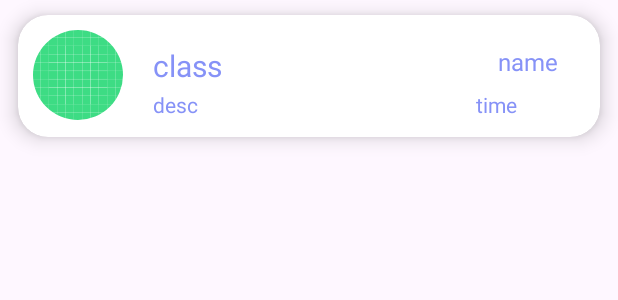
After one commit to popo1106/MyApplication, an Android app: the layout card_task.xml on its own in the app's theme, with its tools: preview values and no code run, on a phone screen of 412 x 824 dp. The commit adds this screen. Shown: the top 300 px of the screen. Run offline under Robolectric (Android 15) with nearby library versions, the phone set to English and light mode, and no system bars.

Commit message:
add tasklist

```diff
--- a/app/build.gradle.kts
+++ b/app/build.gradle.kts
@@ -37,12 +37,15 @@ dependencies {
     implementation("com.google.firebase:firebase-database:20.3.0")
     implementation("com.google.firebase:firebase-auth:22.2.0")
     implementation("com.google.firebase:firebase-storage:20.3.0")
+    implementation("com.google.firebase:firebase-firestore:24.10.0")
     testImplementation("junit:junit:4.13.2")
     androidTestImplementation("androidx.test.ext:junit:1.1.5")
     androidTestImplementation("androidx.test.espresso:espresso-core:3.5.1")
     implementation(platform("com.google.firebase:firebase-bom:32.4.0"))
     implementation("com.google.firebase:firebase-analytics")
     implementation ("de.hdodenhof:circleimageview:3.1.0")
-
+    implementation ("com.github.bumptech.glide:glide:4.14.2")
+    annotationProcessor ("com.github.bumptech.glide:compiler:4.14.2")
+    implementation ("com.github.clans:fab:1.6.4")
 
 }
--- /dev/null
+++ b/app/src/main/res/drawable/baseline_delete_24.xml
@@ -0,0 +1,5 @@
+<vector android:height="24dp" android:tint="#000000"
+    android:viewportHeight="24" android:viewportWidth="24"
+    android:width="24dp" xmlns:android="http://schemas.android.com/apk/res/android">
+    <path android:fillColor="@android:color/white" android:pathData="M6,19c0,1.1 0.9,2 2,2h8c1.1,0 2,-0.9 2,-2V7H6v12zM19,4h-3.5l-1,-1h-5l-1,1H5v2h14V4z"/>
+</vector>
--- /dev/null
+++ b/app/src/main/res/drawable/baseline_edit_24.xml
@@ -0,0 +1,5 @@
+<vector android:height="24dp" android:tint="#000000"
+    android:viewportHeight="24" android:viewportWidth="24"
+    android:width="24dp" xmlns:android="http://schemas.android.com/apk/res/android">
+    <path android:fillColor="@android:color/white" android:pathData="M3,17.25V21h3.75L17.81,9.94l-3.75,-3.75L3,17.25zM20.71,7.04c0.39,-0.39 0.39,-1.02 0,-1.41l-2.34,-2.34c-0.39,-0.39 -1.02,-0.39 -1.41,0l-1.83,1.83 3.75,3.75 1.83,-1.83z"/>
+</vector>
--- /dev/null
+++ b/app/src/main/res/layout/card_task.xml
@@ -0,0 +1,75 @@
+<?xml version="1.0" encoding="utf-8"?>
+<androidx.cardview.widget.CardView xmlns:android="http://schemas.android.com/apk/res/android"
+    android:layout_width="match_parent"
+    android:layout_height="wrap_content"
+    xmlns:app="http://schemas.android.com/apk/res-auto"
+    android:id="@+id/recCard"
+    android:layout_marginStart="12dp"
+    android:layout_marginEnd="12dp"
+    android:layout_marginHorizontal="10dp"
+    android:layout_marginVertical="10dp"
+    app:cardCornerRadius="20dp"
+    app:cardElevation="8dp">
+    <RelativeLayout
+        android:layout_width="match_parent"
+        android:layout_height="wrap_content">
+        <com.google.android.material.imageview.ShapeableImageView
+            android:layout_width="60dp"
+            android:layout_height="60dp"
+            android:id="@+id/recImage"
+            android:src="@drawable/ic_launcher_background"
+            android:layout_marginStart="10dp"
+            android:layout_marginBottom="10dp"
+            android:layout_marginTop="10dp"
+            android:scaleType="centerCrop"
+            app:shapeAppearanceOverlay="@style/roundedImageViewRounded"
+            />
+
+        <TextView
+            android:layout_width="120dp"
+            android:layout_height="30dp"
+            android:id="@+id/recTitle"
+            android:text="class"
+            android:textColor="@color/lavender"
+            android:textSize="20sp"
+            android:layout_marginTop="20dp"
+            android:layout_marginStart="20dp"
+            android:layout_toEndOf="@id/recImage"/>
+        <TextView
+            android:layout_width="80dp"
+            android:layout_height="30dp"
+            android:id="@+id/recPriority"
+            android:text="name"
+            android:layout_toEndOf="@id/recTitle"
+            android:layout_marginTop="20dp"
+            android:layout_marginStart="90dp"
+            android:textAlignment="center"
+            android:textColor="@color/lavender"
+            android:textSize="16sp"/>
+        <TextView
+            android:layout_width="140dp"
+            android:layout_height="wrap_content"
+            android:id="@+id/recDesc"
+            android:text="desc"
+            android:textColor="@color/lavender"
+            android:textSize="14sp"
+            android:layout_toEndOf="@id/recImage"
+            android:layout_below="@id/recTitle"
+            android:layout_marginStart="20dp"
+            android:maxLines="1"
+            android:layout_marginBottom="12dp"/>
+        <TextView
+            android:layout_width="140dp"
+            android:layout_height="wrap_content"
+            android:id="@+id/recTime"
+            android:text="time"
+            android:layout_below="@id/recPriority"
+            android:layout_toEndOf="@id/recDesc"
+            android:layout_marginStart="20dp"
+            android:textAlignment="center"
+            android:textColor="@color/lavender"
+            android:textSize="14sp"
+            android:layout_marginBottom="12dp"
+            />
+    </RelativeLayout>
+</androidx.cardview.widget.CardView>
--- a/app/src/main/res/values/colors.xml
+++ b/app/src/main/res/values/colors.xml
@@ -21,4 +21,6 @@
     <color name="grey">#d2d2d2</color>
     <color name="light_grey">#9E9E9E</color>
     <color name="Transparent">#00FFFFFF</color>
+    <color name="red">#c70000</color>
+    <color name="green">#00ff00</color>
 </resources>
--- a/app/src/main/res/values/themes.xml
+++ b/app/src/main/res/values/themes.xml
@@ -20,4 +20,8 @@
         <item name="android:activityOpenEnterAnimation">@anim/slide_in_right</item>
         <item name="android:activityOpenExitAnimation">@anim/slide_out_left</item>
     </style>
+    <style name="roundedImageViewRounded">
+        <item name="cornerFamily">rounded</item>
+        <item name="cornerSize">50%</item>
+    </style>
 </resources>
--- a/build.gradle.kts
+++ b/build.gradle.kts
@@ -1,4 +1,8 @@
 buildscript {
+    repositories {
+        google()
+        mavenCentral()
+    }
     dependencies {
         classpath("com.google.gms:google-services:4.4.0")
     }
```
Also changed, not shown: app/src/main/AndroidManifest.xml (+7 -0 lines), app/src/main/java/com/example/myapplication/DataClass.java (added, +41 -0 lines), app/src/main/java/com/example/myapplication/DetailActivity.java (added, +35 -0 lines), app/src/main/java/com/example/myapplication/Home.java (+12 -4 lines), app/src/main/java/com/example/myapplication/MyAdapter.java (added, +77 -0 lines), app/src/main/java/com/example/myapplication/TaskList.java (+79 -6 lines), app/src/main/res/layout/activity_detail.xml (added, +103 -0 lines), app/src/main/res/layout/fragment_task_list.xml (+11 -4 lines), app/src/main/res/layout/progress_layout.xml (added, +22 -0 lines).
